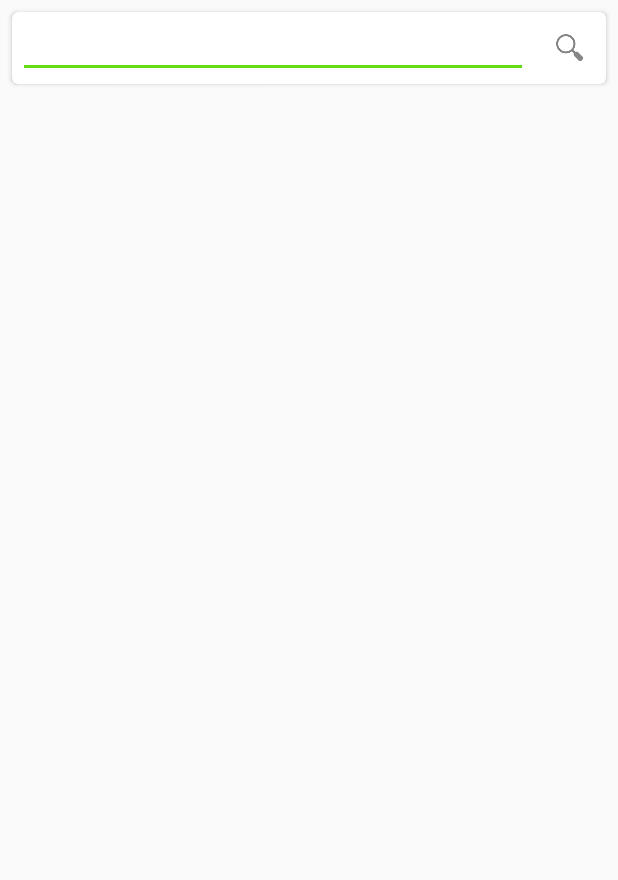
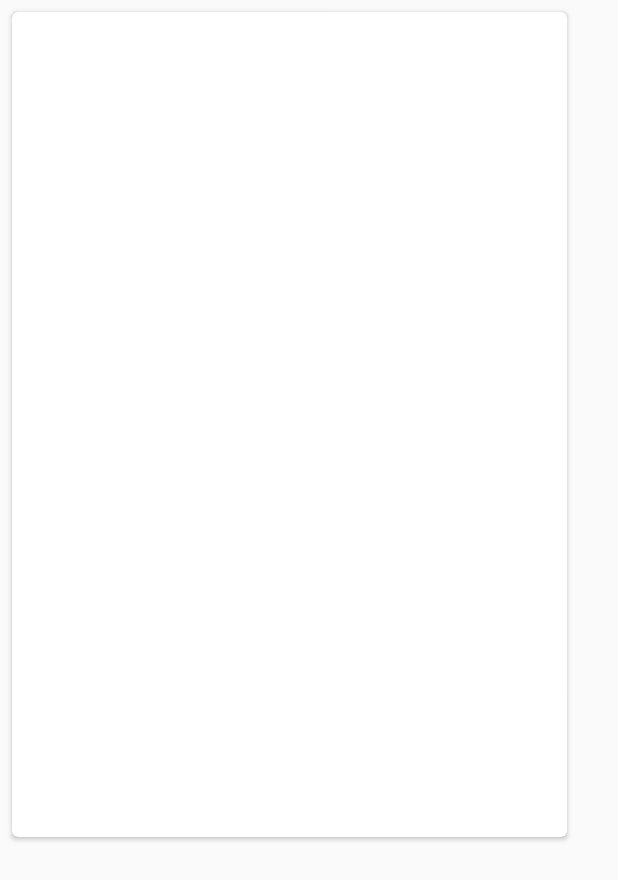
Before and after one commit to 201411216/LOL_RecentGame_API, an Android app: the layout activity_main.xml on its own in the app's theme, with its tools: preview values and no code run, on a phone screen of 412 x 824 dp. Shown: the top 880 px of the screen. Run offline under Robolectric (Android 15) with nearby library versions, the phone set to English and light mode, and no system bars.

Commit message:
20150212
asldkfas;dug;osaduhgv;xgcov;ashdlfuagweljfvyd;bjuaw

```diff
--- a/app/src/main/res/layout/activity_main.xml
+++ b/app/src/main/res/layout/activity_main.xml
@@ -9,8 +9,8 @@
 
     <android.support.v7.widget.CardView xmlns:card_view="http://schemas.android.com/apk/res-auto"
         android:id="@+id/card_view"
-        android:layout_width="match_parent"
-        android:layout_height="48dp"
+        android:layout_width="370dp"
+        android:layout_height="550dp"
         android:layout_marginBottom="8dp"
         android:layout_marginLeft="8dp"
         android:layout_marginRight="8dp"
@@ -21,20 +21,8 @@
             android:layout_width="match_parent"
             android:layout_height="match_parent">
 
-            <EditText
-                android:id="@+id/search_view"
-                android:layout_width="match_parent"
-                android:layout_height="match_parent"
-                android:layout_margin="4dp"
-                android:layout_toLeftOf="@+id/search_button" />
 
-            <ImageButton
-                android:id="@+id/search_button"
-                android:layout_width="48dp"
-                android:layout_height="match_parent"
-                android:layout_alignParentRight="true"
-                android:background="?android:attr/selectableItemBackground"
-                android:src="@drawable/ic_search_api_holo_light" />
+
 
         </RelativeLayout>
 
```
Also changed, not shown: 1 other file.
